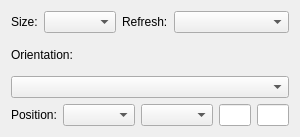
Old version of the form kcontrol/randr/outputconfigbase.ui in the repository mgottschlag/kwin-tiling.
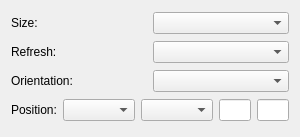
New version of the form.

Commit message: - move the refresh rate combobox in an own row - move the rotation combobox next to its label - add buddies - remove extra size policies

What changed in the file:
```diff
--- a/kcontrol/randr/outputconfigbase.ui
+++ b/kcontrol/randr/outputconfigbase.ui
@@ -40,6 +40,10 @@
      <item>
       <widget class="QComboBox" name="sizeCombo" />
      </item>
+    </layout>
+   </item>
+   <item row="1" column="0" >
+    <layout class="QHBoxLayout" >
      <item>
       <widget class="QLabel" name="rateLabel" >
        <property name="text" >
@@ -48,60 +52,31 @@
       </widget>
      </item>
      <item>
-      <widget class="QComboBox" name="refreshCombo" >
-       <property name="sizePolicy" >
-        <sizepolicy vsizetype="Fixed" hsizetype="Expanding" >
-         <horstretch>0</horstretch>
-         <verstretch>0</verstretch>
-        </sizepolicy>
-       </property>
-       <property name="minimumSize" >
-        <size>
-         <width>50</width>
-         <height>0</height>
-        </size>
-       </property>
-      </widget>
+      <widget class="QComboBox" name="refreshCombo" />
      </item>
     </layout>
    </item>
-   <item row="1" column="0" >
-    <layout class="QVBoxLayout" >
+   <item row="2" column="0" >
+    <layout class="QHBoxLayout" >
      <item>
       <widget class="QLabel" name="orientationLabel" >
-       <property name="sizePolicy" >
-        <sizepolicy vsizetype="Preferred" hsizetype="Minimum" >
-         <horstretch>0</horstretch>
-         <verstretch>0</verstretch>
-        </sizepolicy>
-       </property>
        <property name="text" >
         <string>Orientation:</string>
        </property>
-      </widget>
-     </item>
-     <item>
-      <widget class="QComboBox" name="orientationCombo" >
-       <property name="sizePolicy" >
-        <sizepolicy vsizetype="Fixed" hsizetype="Expanding" >
-         <horstretch>0</horstretch>
-         <verstretch>0</verstretch>
-        </sizepolicy>
+       <property name="buddy" >
+        <cstring>orientationCombo</cstring>
        </property>
       </widget>
      </item>
+     <item>
+      <widget class="QComboBox" name="orientationCombo" />
+     </item>
     </layout>
    </item>
-   <item row="2" column="0" >
+   <item row="3" column="0" >
     <layout class="QHBoxLayout" >
      <item>
       <widget class="QLabel" name="positionLabel" >
-       <property name="sizePolicy" >
-        <sizepolicy vsizetype="Preferred" hsizetype="Minimum" >
-         <horstretch>0</horstretch>
-         <verstretch>0</verstretch>
-        </sizepolicy>
-       </property>
        <property name="text" >
         <string comment="Position of the screen">Position:</string>
        </property>
@@ -110,7 +85,7 @@
      <item>
       <widget class="QComboBox" name="positionCombo" >
        <property name="sizePolicy" >
-        <sizepolicy vsizetype="Fixed" hsizetype="Expanding" >
+        <sizepolicy vsizetype="Fixed" hsizetype="Minimum" >
          <horstretch>0</horstretch>
          <verstretch>0</verstretch>
         </sizepolicy>
@@ -120,7 +95,7 @@
      <item>
       <widget class="QComboBox" name="positionOutputCombo" >
        <property name="sizePolicy" >
-        <sizepolicy vsizetype="Fixed" hsizetype="Expanding" >
+        <sizepolicy vsizetype="Fixed" hsizetype="Minimum" >
          <horstretch>0</horstretch>
          <verstretch>0</verstretch>
         </sizepolicy>
```
Left out of the diff: 3 changed lines with no effect on the pictures.
